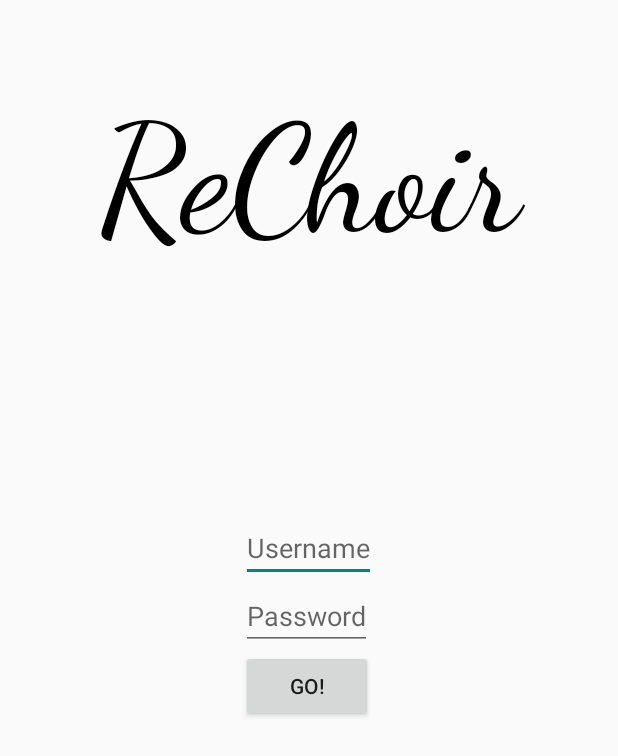
After one commit to CharlieShing/ReChoir, an Android app: the LoginActivity screen opened directly, with no data from a screen before it, on a phone screen of 412 x 824 dp. The commit adds this screen. Shown: the top 756 px of the screen. Run offline under Robolectric (Android 15) with nearby library versions, the phone set to English and light mode, and no system bars.

Commit message:
Added header and list item to navigation drawer in main. Also added login activity which is opened when user presses login in navigation drawer.

```diff
--- /dev/null
+++ b/app/src/main/java/com/mdi/rechoir/LoginActivity.java
@@ -0,0 +1,20 @@
+package com.mdi.rechoir;
+
+import android.content.Intent;
+import android.support.v7.app.AppCompatActivity;
+import android.os.Bundle;
+import android.view.View;
+
+public class LoginActivity extends AppCompatActivity {
+
+    @Override
+    protected void onCreate(Bundle savedInstanceState) {
+        super.onCreate(savedInstanceState);
+        setContentView(R.layout.activity_login);
+    }
+
+    public void startMain(View view) {
+        Intent intent = new Intent(this, MainActivity.class);
+        startActivity(intent);
+    }
+}
--- /dev/null
+++ b/app/src/main/res/layout/activity_login.xml
@@ -0,0 +1,47 @@
+<?xml version="1.0" encoding="utf-8"?>
+<RelativeLayout xmlns:android="http://schemas.android.com/apk/res/android"
+    xmlns:app="http://schemas.android.com/apk/res-auto"
+    xmlns:tools="http://schemas.android.com/tools"
+    android:layout_width="match_parent"
+    android:layout_height="match_parent"
+    tools:context=".LoginActivity">
+
+
+    <TextView
+        android:id="@+id/main_header"
+        android:layout_width="match_parent"
+        android:layout_height="wrap_content"
+        android:layout_centerHorizontal="true"
+        android:layout_margin="@dimen/main_header_margin"
+        android:fontFamily="cursive"
+        android:gravity="center"
+        android:paddingTop="30dp"
+        android:text="ReChoir"
+        android:textColor="#000000"
+        android:textSize="@dimen/main_header_font_size" />
+
+    <LinearLayout
+        android:layout_width="wrap_content"
+        android:layout_height="wrap_content"
+        android:orientation="vertical"
+        android:layout_centerHorizontal="true"
+        android:layout_centerVertical="true">
+        <EditText
+            android:id="@+id/username_prompt"
+            android:layout_width="wrap_content"
+            android:layout_height="wrap_content"
+            android:hint="Username"/>
+        <EditText
+            android:layout_width="wrap_content"
+            android:layout_height="wrap_content"
+            android:hint="Password"
+            android:inputType="textPassword"/>
+        <Button
+            android:id="@+id/go_button"
+            android:onClick="startMain"
+            android:layout_width="wrap_content"
+            android:layout_height="wrap_content"
+            android:text="Go!"/>
+    </LinearLayout>
+
+</RelativeLayout>
--- a/app/src/main/res/values/colors.xml
+++ b/app/src/main/res/values/colors.xml
@@ -1,7 +1,8 @@
 <?xml version="1.0" encoding="utf-8"?>
 <resources>
     <color name="colorPrimary">#333333</color>
-    <color name="colorPrimaryDark">#000000</color>
+    <color name="colorPrimaryDark">#FF000000</color>
+    <color name="navigationBarColor">#000000</color>
     <color name="colorAccent">#CCCCCC</color>
     <color name="volume_control_labels">#FFFFFF</color>
     <color name="white">#FFFFFF</color>
--- a/app/src/main/res/values/strings.xml
+++ b/app/src/main/res/values/strings.xml
@@ -16,4 +16,5 @@
     <string name="take_photo_help">Help maddafakka</string>
     <string name="camera_not_found">No camer :/</string>
     <string name="take_picture">Take picture</string>
+    <string name="login">Login</string>
 </resources>
```
Also changed, not shown: app/src/main/AndroidManifest.xml (+6 -9 lines), app/src/main/java/com/mdi/rechoir/MainActivity.java (+24 -1 lines), app/src/main/res/layout/activity_main.xml (+8 -5 lines), app/src/main/res/layout/nav_header.xml (added, +19 -0 lines), app/src/main/res/menu/drawer_view.xml (added, +9 -0 lines), app/src/main/res/drawable/login_button.png (added).
